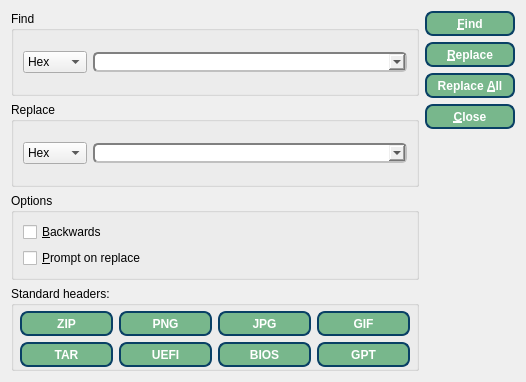
Before: the Qt Designer form IMSProg_programmer/searchdialog.ui in bigbigmdm/IMSProg, drawn with Qt 5.
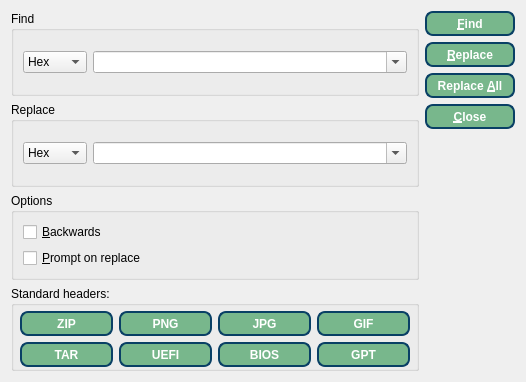
After: the same form once the commit is applied. Icons and pictures are not drawn.

```diff
--- a/IMSProg_programmer/searchdialog.ui
+++ b/IMSProg_programmer/searchdialog.ui
@@ -48,8 +48,14 @@
             <verstretch>0</verstretch>
            </sizepolicy>
           </property>
+          <property name="font">
+           <font>
+            <weight>75</weight>
+            <bold>true</bold>
+           </font>
+          </property>
           <property name="styleSheet">
-           <string notr="true">border: 2px solid gray;border-radius: 5px;font-weight:600;border-style: inset;</string>
+           <string notr="true"/>
           </property>
           <property name="editable">
            <bool>true</bool>
@@ -87,8 +93,14 @@
             <verstretch>0</verstretch>
            </sizepolicy>
           </property>
+          <property name="font">
+           <font>
+            <weight>75</weight>
+            <bold>true</bold>
+           </font>
+          </property>
           <property name="styleSheet">
-           <string notr="true">border: 2px solid gray;border-radius: 5px;font-weight:600;border-style: inset;</string>
+           <string notr="true"/>
           </property>
           <property name="editable">
            <bool>true</bool>
```
